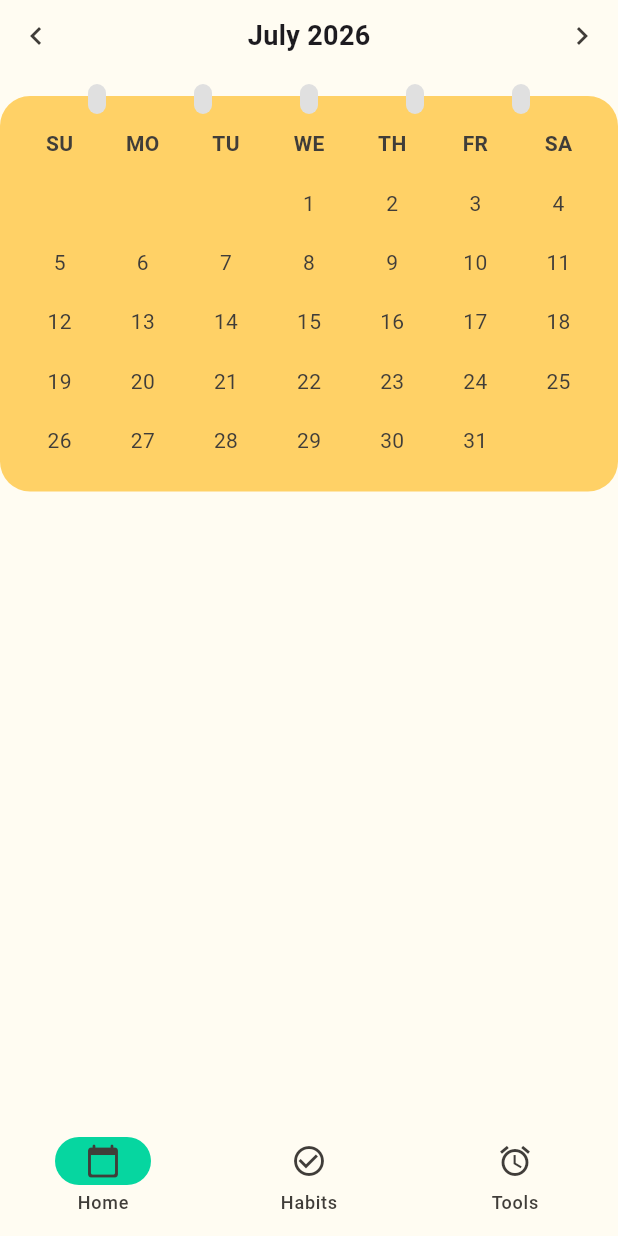
After one commit to coffeelipe/adhd-nemesis, a Flutter app: the screen it shows after launch, on a phone screen of 412 x 824 dp. The commit adds this screen. Run offline on Flutter 3.47's test engine with Material 3 defaults, Android fonts, the phone set to English and light mode, and no system bars.

Commit message:
Reorganize the project's folder structure following MVVM architecture pattern

```diff
--- a/app/lib/main.dart
+++ b/app/lib/main.dart
@@ -1,5 +1,5 @@
-import 'package:adhd_nemesis/src/core/theme/app_theme.dart';
-import 'package:adhd_nemesis/src/pages/home.dart';
+import 'package:adhd_nemesis/src/ui/core/theme/app_theme.dart';
+import 'package:adhd_nemesis/src/ui/home/widgets/home_screen.dart';
 import 'package:flutter/material.dart';
 
 void main() {
@@ -16,7 +16,7 @@ class MainApp extends StatelessWidget {
       theme: AppTheme.lightTheme,
       darkTheme: AppTheme.darkTheme,
       themeMode: ThemeMode.system,
-      home: const Home(),
+      home: const HomeScreen(),
     );
   }
 }
--- a/app/lib/src/widgets/home/calendar.dart
+++ b/app/lib/src/ui/calendar/widgets/calendar_frame.dart
@@ -1,9 +1,9 @@
-import 'package:adhd_nemesis/src/core/extensions/context_extensions.dart';
-import 'package:adhd_nemesis/src/core/theme/app_theme.dart';
+import 'package:adhd_nemesis/src/utils/extensions/context_extensions.dart';
+import 'package:adhd_nemesis/src/ui/core/theme/app_theme.dart';
 import 'package:flutter/material.dart';
 
-class Calendar extends StatelessWidget {
-  const Calendar({super.key});
+class CalendarFrame extends StatelessWidget {
+  const CalendarFrame({super.key});
 
   @override
   Widget build(BuildContext context) {
--- a/app/lib/src/core/theme/app_palette.dart
+++ b/app/lib/src/ui/core/theme/app_palette.dart
@@ -1,6 +1,6 @@
 import 'package:flutter/material.dart';
 
-class AppPalette {
+abstract final class AppPalette {
   static const Color pink = Color(0xffef476f);
   static const Color gold = Color(0xffffd166);
   static const Color emerald = Color(0xff06d6a0);
--- a/app/lib/src/core/theme/app_theme.dart
+++ b/app/lib/src/ui/core/theme/app_theme.dart
@@ -1,7 +1,7 @@
 import 'package:flutter/material.dart';
-import 'package:adhd_nemesis/src/core/theme/app_palette.dart';
+import 'package:adhd_nemesis/src/ui/core/theme/app_palette.dart';
 
-class AppTheme {
+abstract final class AppTheme {
   static final lightTheme = ThemeData.light().copyWith(
     scaffoldBackgroundColor: AppPalette.lightBackground,
     colorScheme: const ColorScheme.light(
--- /dev/null
+++ b/app/lib/src/ui/home/widgets/home_body.dart
@@ -0,0 +1,56 @@
+import 'package:adhd_nemesis/src/ui/calendar/widgets/calendar_frame.dart';
+import 'package:adhd_nemesis/src/utils/extensions/context_extensions.dart';
+import 'package:flutter/material.dart';
+
+class HomeBody extends StatelessWidget {
+  const HomeBody({super.key});
+
+  @override
+  Widget build(BuildContext context) {
+    return SafeArea(
+      child: Padding(
+        padding: context.padding,
+        child: const _Calendar()
+      ),
+    );
+  }
+}
+
+class _Calendar extends StatelessWidget {
+  const _Calendar();
+
+  @override
+  Widget build(BuildContext context) {
+    return Column(
+      children: [
+        const _MonthSelector(),
+        ConstrainedBox(
+          constraints: BoxConstraints(maxHeight: context.height * 0.32),
+          child: const CalendarFrame(),
+        ),
+      ],
+    );
+  }
+}
+
+class _MonthSelector extends StatelessWidget {
+  const _MonthSelector();
+
+  @override
+  Widget build(BuildContext context) {
+    return Padding(
+      padding: const EdgeInsets.only(bottom: 16),
+      child: Row(
+        mainAxisAlignment: MainAxisAlignment.spaceBetween,
+        children: [
+          IconButton(onPressed: () {}, icon: const Icon(Icons.chevron_left)),
+          const Text(
+            "July 2026",
+            style: TextStyle(fontSize: 18, fontWeight: FontWeight.bold),
+          ),
+          IconButton(onPressed: () {}, icon: const Icon(Icons.chevron_right)),
+        ],
+      ),
+    );
+  }
+}
--- /dev/null
+++ b/app/lib/src/ui/home/widgets/home_screen.dart
@@ -0,0 +1,26 @@
+import 'package:adhd_nemesis/src/ui/home/widgets/home_body.dart';
+import 'package:flutter/material.dart';
+
+class HomeScreen extends StatelessWidget {
+  const HomeScreen({super.key});
+
+  @override
+  Widget build(BuildContext context) {
+    return Scaffold(
+      bottomNavigationBar: NavigationBar(
+        destinations: const [
+          NavigationDestination(
+            icon: Icon(Icons.calendar_today_rounded),
+            label: "Home",
+          ),
+          NavigationDestination(
+            icon: Icon(Icons.check_circle_outline),
+            label: "Habits",
+          ),
+          NavigationDestination(icon: Icon(Icons.alarm), label: "Tools"),
+        ],
+      ),
+      body: const HomeBody(),
+    );
+  }
+}
```
Also changed, not shown: app/lib/src/pages/home.dart (deleted, +0 -45 lines), app/lib/src/widgets/home/month_selector.dart (deleted, +0 -23 lines), app/lib/src/ui/calendar/view_models/calendar_viewmodel.dart (added), app/lib/src/ui/home/view_models/home_viewmodel.dart (added), app/lib/src/utils/extensions/context_extensions.dart (renamed from app/lib/src/core/extensions/context_extensions.dart).
